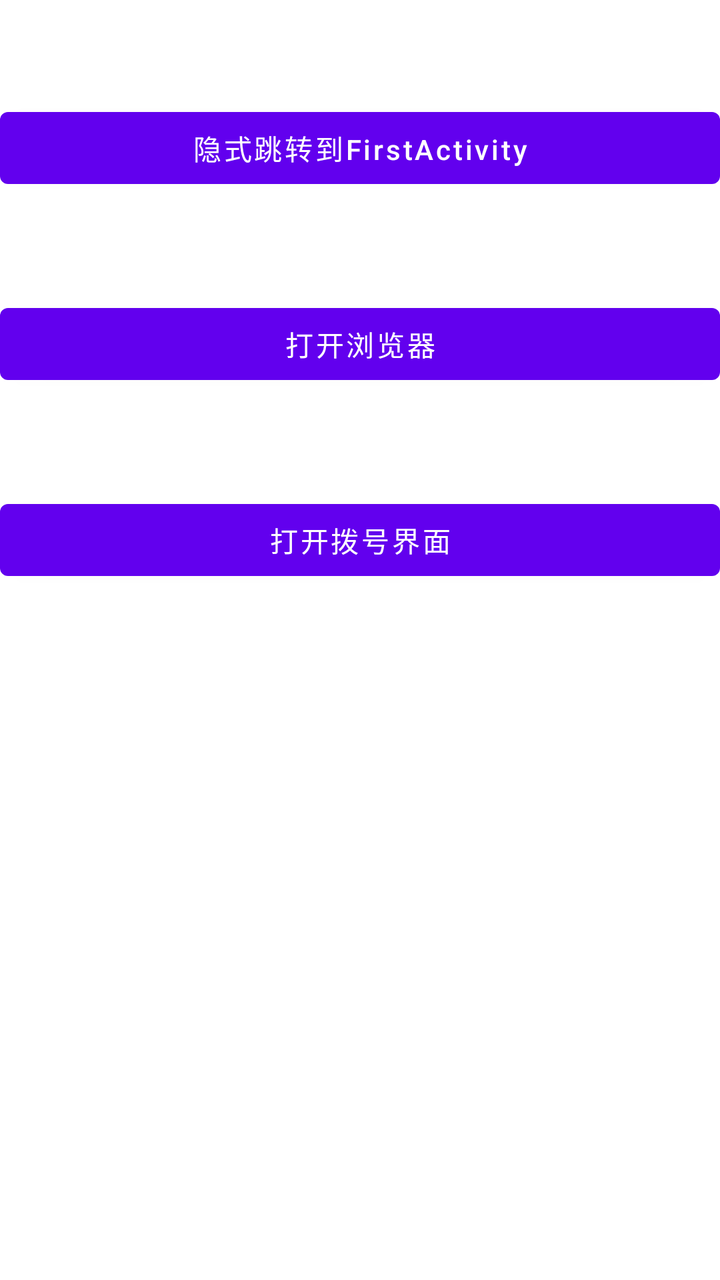
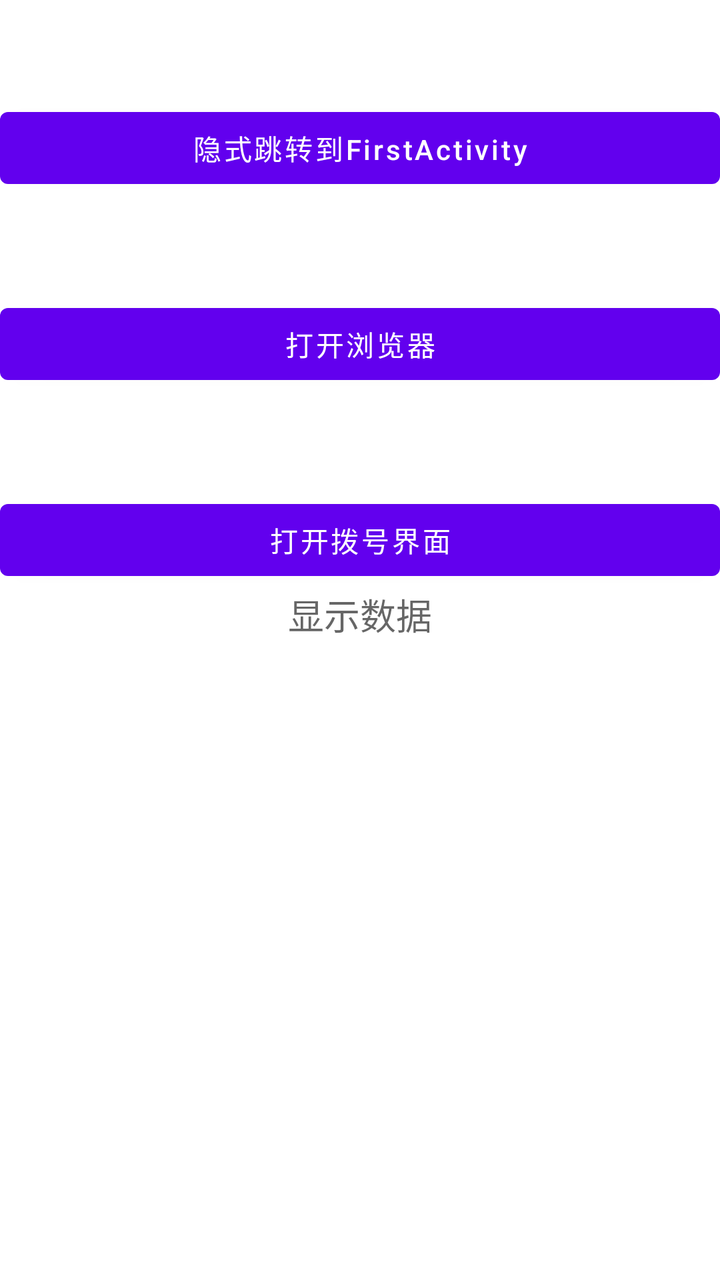

The first picture is an Android layout as it rendered before a commit; the second is the same layout after the commit. The layout source and the unified diff follow.
<!-- AndroidManifest.xml: application theme Theme.ActivityTest6117_1 -->
<!-- res/layout/third_layout.xml -->
<?xml version="1.0" encoding="utf-8"?>
<LinearLayout xmlns:android="http://schemas.android.com/apk/res/android"
    android:layout_width="match_parent"
    android:layout_height="match_parent"
    android:orientation="vertical">

    <Button
        android:id="@+id/third_btn1"
        android:layout_width="match_parent"
        android:layout_height="wrap_content"
        android:layout_marginTop="50dp"
        android:text="隐式跳转到FirstActivity"
        android:textAllCaps="false" />

    <Button
        android:id="@+id/third_btn2"
        android:layout_width="match_parent"
        android:layout_height="wrap_content"
        android:layout_marginTop="50dp"
        android:text="打开浏览器"
        android:textAllCaps="false" />

    <Button
        android:id="@+id/third_btn3"
        android:layout_width="match_parent"
        android:layout_height="wrap_content"
        android:layout_marginTop="50dp"
        android:text="打开拨号界面"
        android:textAllCaps="false" />
</LinearLayout>
<!-- resources referenced by this layout -->
<resources>
  <style name="Theme.ActivityTest6117_1" parent="Theme.MaterialComponents.DayNight.NoActionBar">
          
          <item name="colorPrimary">@color/purple_500</item>
          <item name="colorPrimaryVariant">@color/purple_700</item>
          <item name="colorOnPrimary">@color/white</item>
          
          <item name="colorSecondary">@color/teal_200</item>
          <item name="colorSecondaryVariant">@color/teal_700</item>
          <item name="colorOnSecondary">@color/black</item>
          
          <item name="android:statusBarColor">?attr/colorPrimaryVariant</item>
          
      </style>
  <color name="purple_500">#FF6200EE</color>
  <color name="purple_700">#FF3700B3</color>
  <color name="white">#FFFFFFFF</color>
  <color name="teal_200">#FF03DAC5</color>
  <color name="teal_700">#FF018786</color>
  <color name="black">#FF000000</color>
</resources>

<!-- the commit's change to res/layout/third_layout.xml (unified diff, before → after) -->
@@ -27,4 +27,13 @@
         android:layout_marginTop="50dp"
         android:text="打开拨号界面"
         android:textAllCaps="false" />
+
+    <TextView
+        android:id="@+id/third_show_msg_tv"
+        android:layout_width="match_parent"
+        android:layout_height="wrap_content"
+        android:gravity="center"
+        android:hint="显示数据"
+        android:textColor="#F00"
+        android:textSize="18sp" />
 </LinearLayout>
